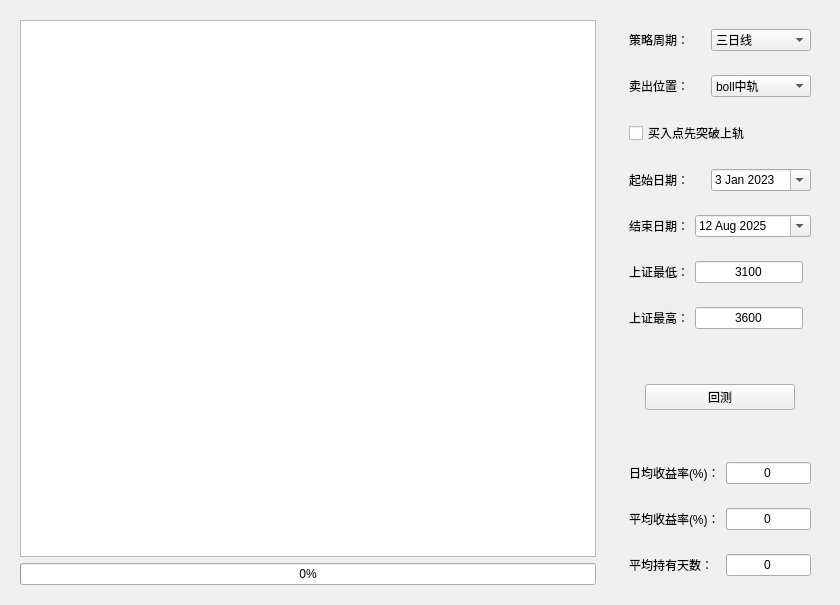
DokinWang/MakeMoneyGUI, file ui_page/page_two.ui: the form before one commit.
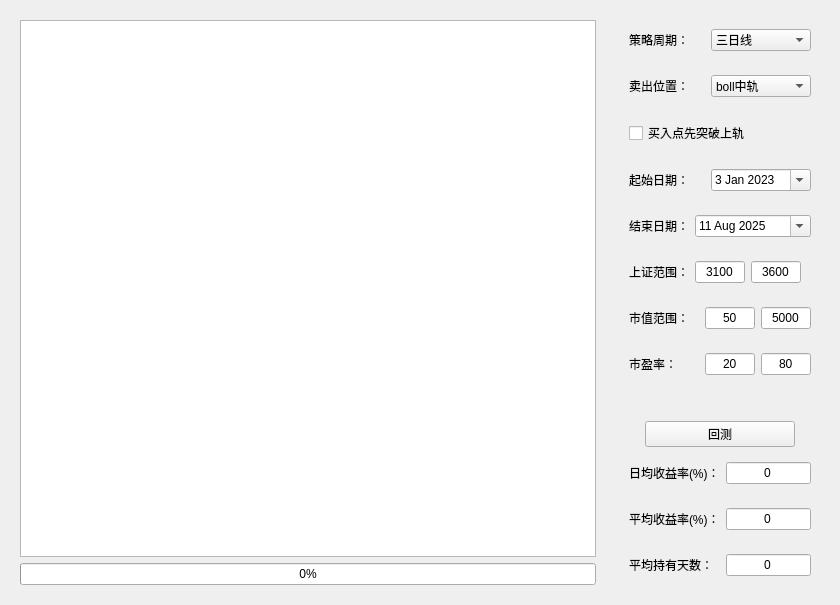
The form after the commit. Custom widgets are drawn as their Qt base class.

Patch:
```diff
--- a/ui_page/page_two.ui
+++ b/ui_page/page_two.ui
@@ -81,7 +81,7 @@
        <height>16777215</height>
       </size>
      </property>
-     <layout class="QVBoxLayout" name="verticalLayout" stretch="1,0,0,1,1,1,1,0,1,1,0,1,1">
+     <layout class="QVBoxLayout" name="verticalLayout" stretch="1,0,0,1,1,1,0,0,0,1,1,0,1,1">
       <item>
        <widget class="QWidget" name="widget_2" native="true">
         <property name="sizePolicy">
@@ -355,12 +355,12 @@
            </property>
            <property name="dateTime">
             <datetime>
-             <hour>0</hour>
+             <hour>16</hour>
              <minute>0</minute>
              <second>0</second>
              <year>2025</year>
              <month>8</month>
-             <day>12</day>
+             <day>11</day>
             </datetime>
            </property>
            <property name="minimumDateTime">
@@ -422,7 +422,7 @@
             <string notr="true">font: 11pt &quot;Microsoft YaHei UI&quot;;</string>
            </property>
            <property name="text">
-            <string>上证最低：</string>
+            <string>上证范围：</string>
            </property>
           </widget>
          </item>
@@ -430,13 +430,13 @@
           <widget class="QLineEdit" name="shMin">
            <property name="minimumSize">
             <size>
-             <width>100</width>
+             <width>50</width>
              <height>0</height>
             </size>
            </property>
            <property name="maximumSize">
             <size>
-             <width>16777215</width>
+             <width>50</width>
              <height>16777215</height>
             </size>
            </property>
@@ -451,10 +451,35 @@
            </property>
           </widget>
          </item>
+         <item>
+          <widget class="QLineEdit" name="shMax">
+           <property name="minimumSize">
+            <size>
+             <width>50</width>
+             <height>0</height>
+            </size>
+           </property>
+           <property name="maximumSize">
+            <size>
+             <width>50</width>
+             <height>16777215</height>
+            </size>
+           </property>
+           <property name="styleSheet">
+            <string notr="true">font: 11pt &quot;Microsoft YaHei UI&quot;;</string>
+           </property>
+           <property name="text">
+            <string>3600</string>
+           </property>
+           <property name="alignment">
+            <set>Qt::AlignCenter</set>
+           </property>
+          </widget>
+         </item>
         </layout>
        </widget>
       </item>
-      <item alignment="Qt::AlignLeft">
+      <item>
        <widget class="QWidget" name="widget_4" native="true">
         <property name="sizePolicy">
          <sizepolicy hsizetype="Expanding" vsizetype="Preferred">
@@ -469,7 +494,7 @@
          </size>
         </property>
         <layout class="QHBoxLayout" name="horizontalLayout_4">
-         <item alignment="Qt::AlignLeft">
+         <item>
           <widget class="QLabel" name="label_3">
            <property name="sizePolicy">
             <sizepolicy hsizetype="Expanding" vsizetype="Preferred">
@@ -481,21 +506,21 @@
             <string notr="true">font: 11pt &quot;Microsoft YaHei UI&quot;;</string>
            </property>
            <property name="text">
-            <string>上证最高：</string>
+            <string>市值范围：</string>
            </property>
           </widget>
          </item>
          <item>
-          <widget class="QLineEdit" name="shMax">
+          <widget class="QLineEdit" name="marketValMin">
            <property name="minimumSize">
             <size>
-             <width>100</width>
+             <width>50</width>
              <height>0</height>
             </size>
            </property>
            <property name="maximumSize">
             <size>
-             <width>16777215</width>
+             <width>50</width>
              <height>16777215</height>
             </size>
            </property>
@@ -503,7 +528,116 @@
             <string notr="true">font: 11pt &quot;Microsoft YaHei UI&quot;;</string>
            </property>
            <property name="text">
-            <string>3600</string>
+            <string>50</string>
+           </property>
+           <property name="alignment">
+            <set>Qt::AlignCenter</set>
+           </property>
+          </widget>
+         </item>
+         <item>
+          <widget class="QLineEdit" name="marketValMax">
+           <property name="minimumSize">
+            <size>
+             <width>50</width>
+             <height>0</height>
+            </size>
+           </property>
+           <property name="maximumSize">
+            <size>
+             <width>50</width>
+             <height>16777215</height>
+            </size>
+           </property>
+           <property name="styleSheet">
+            <string notr="true">font: 11pt &quot;Microsoft YaHei UI&quot;;</string>
+           </property>
+           <property name="text">
+            <string>5000</string>
+           </property>
+           <property name="alignment">
+            <set>Qt::AlignCenter</set>
+           </property>
+          </widget>
+         </item>
+        </layout>
+       </widget>
+      </item>
+      <item>
+       <widget class="QWidget" name="widget_13" native="true">
+        <property name="sizePolicy">
+         <sizepolicy hsizetype="Expanding" vsizetype="Preferred">
+          <horstretch>0</horstretch>
+          <verstretch>0</verstretch>
+         </sizepolicy>
+        </property>
+        <property name="maximumSize">
+         <size>
+          <width>200</width>
+          <height>40</height>
+         </size>
+        </property>
+        <layout class="QHBoxLayout" name="horizontalLayout_12">
+         <item>
+          <widget class="QLabel" name="label_10">
+           <property name="sizePolicy">
+            <sizepolicy hsizetype="Expanding" vsizetype="Preferred">
+             <horstretch>0</horstretch>
+             <verstretch>0</verstretch>
+            </sizepolicy>
+           </property>
+           <property name="styleSheet">
+            <string notr="true">font: 11pt &quot;Microsoft YaHei UI&quot;;</string>
+           </property>
+           <property name="text">
+            <string>市盈率：</string>
+           </property>
+          </widget>
+         </item>
+         <item>
+          <widget class="QLineEdit" name="peRatioMin">
+           <property name="minimumSize">
+            <size>
+             <width>50</width>
+             <height>0</height>
+            </size>
+           </property>
+           <property name="maximumSize">
+            <size>
+             <width>50</width>
+             <height>16777215</height>
+            </size>
+           </property>
+           <property name="styleSheet">
+            <string notr="true">font: 11pt &quot;Microsoft YaHei UI&quot;;</string>
+           </property>
+           <property name="text">
+            <string>20</string>
+           </property>
+           <property name="alignment">
+            <set>Qt::AlignCenter</set>
+           </property>
+          </widget>
+         </item>
+         <item>
+          <widget class="QLineEdit" name="peRatioMax">
+           <property name="minimumSize">
+            <size>
+             <width>50</width>
+             <height>0</height>
+            </size>
+           </property>
+           <property name="maximumSize">
+            <size>
+             <width>50</width>
+             <height>16777215</height>
+            </size>
+           </property>
+           <property name="styleSheet">
+            <string notr="true">font: 11pt &quot;Microsoft YaHei UI&quot;;</string>
+           </property>
+           <property name="text">
+            <string>80</string>
            </property>
            <property name="alignment">
             <set>Qt::AlignCenter</set>
```
Left out of the diff: 4 changed lines with no effect on the pictures.
